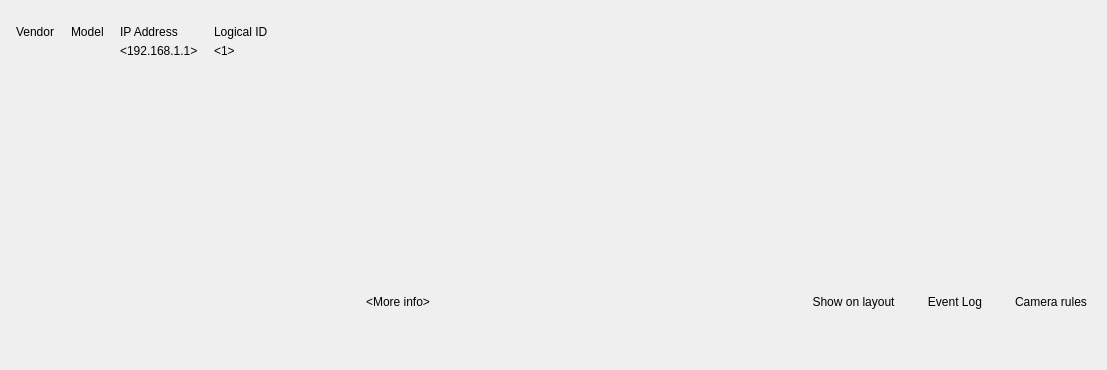
First picture: the form in vms/client/nx_vms_client_desktop/src/nx/vms/client/desktop/resource_properties/camera/widgets/camera_info_widget.ui, repository networkoptix/nx_open, before the edit.
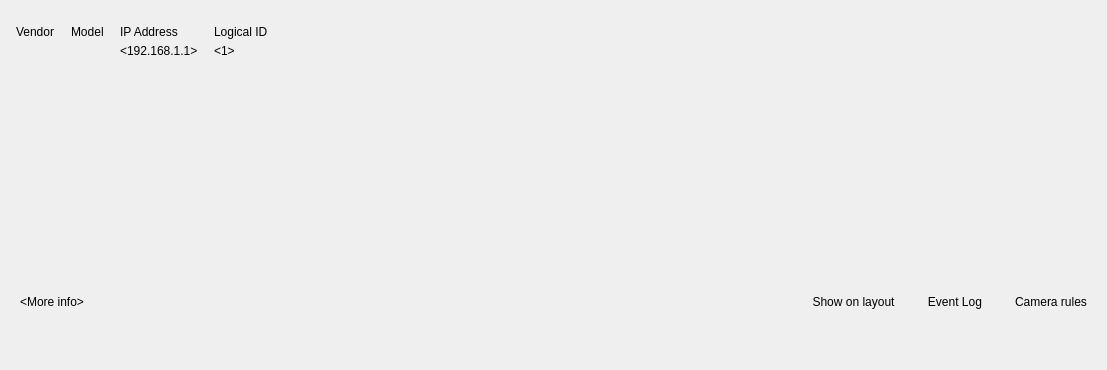
Second picture: the form after the edit. Custom widgets are drawn as their Qt base class.

Commit message: VMS-39938: Fix "More Info" button alignment in Camera Settings

```diff
--- a/vms/client/nx_vms_client_desktop/src/nx/vms/client/desktop/resource_properties/camera/widgets/camera_info_widget.ui
+++ b/vms/client/nx_vms_client_desktop/src/nx/vms/client/desktop/resource_properties/camera/widgets/camera_info_widget.ui
@@ -847,7 +847,7 @@
          <property name="bottomMargin">
           <number>0</number>
          </property>
-         <item>
+         <item alignment="Qt::AlignLeft">
           <widget class="QPushButton" name="toggleInfoButton">
            <property name="text">
             <string notr="true">&lt;More info&gt;</string>
```
